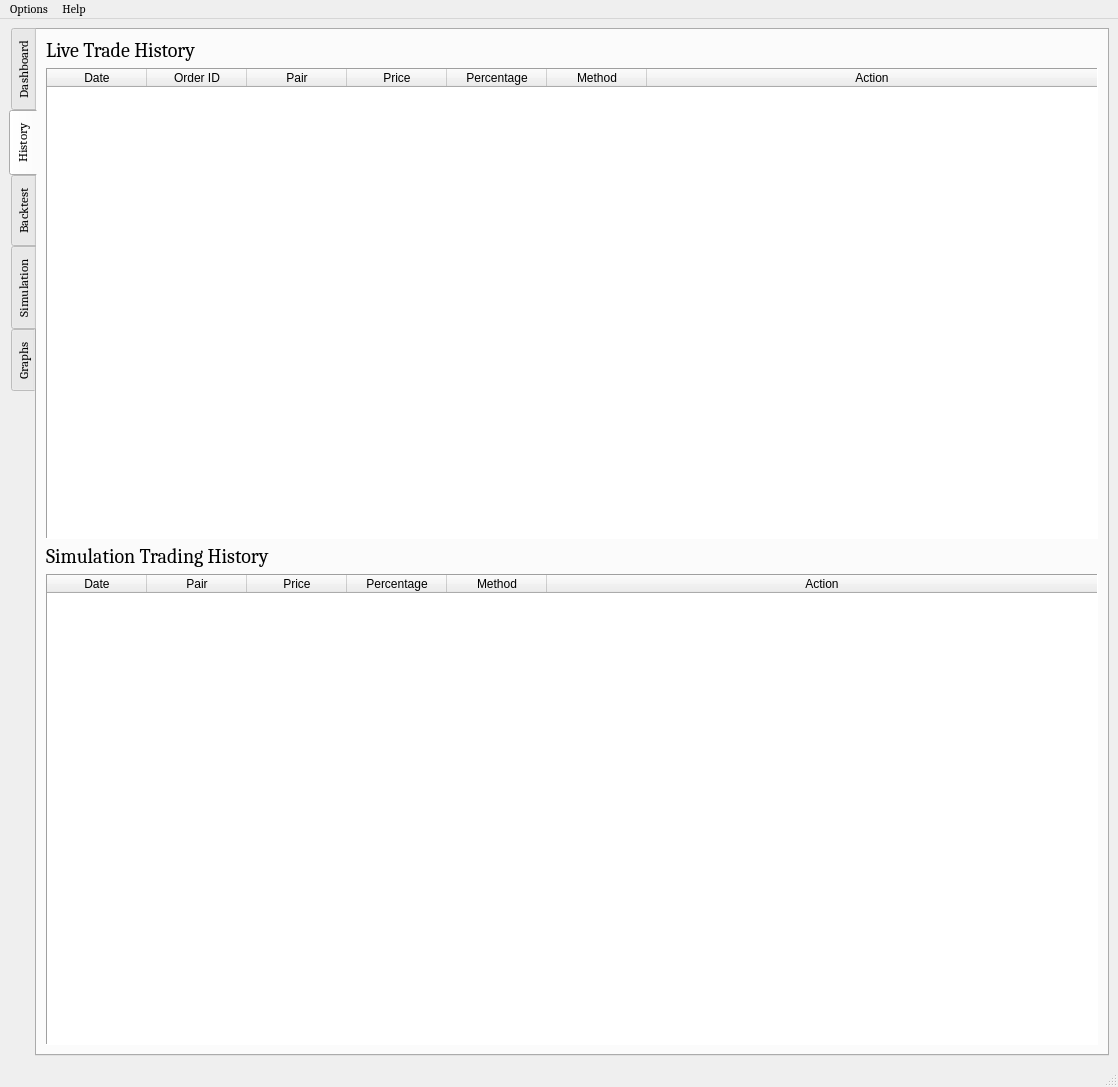
The window that UI/algobot.ui (ZENALC/algobot) describes before a commit, drawn with Qt 5.
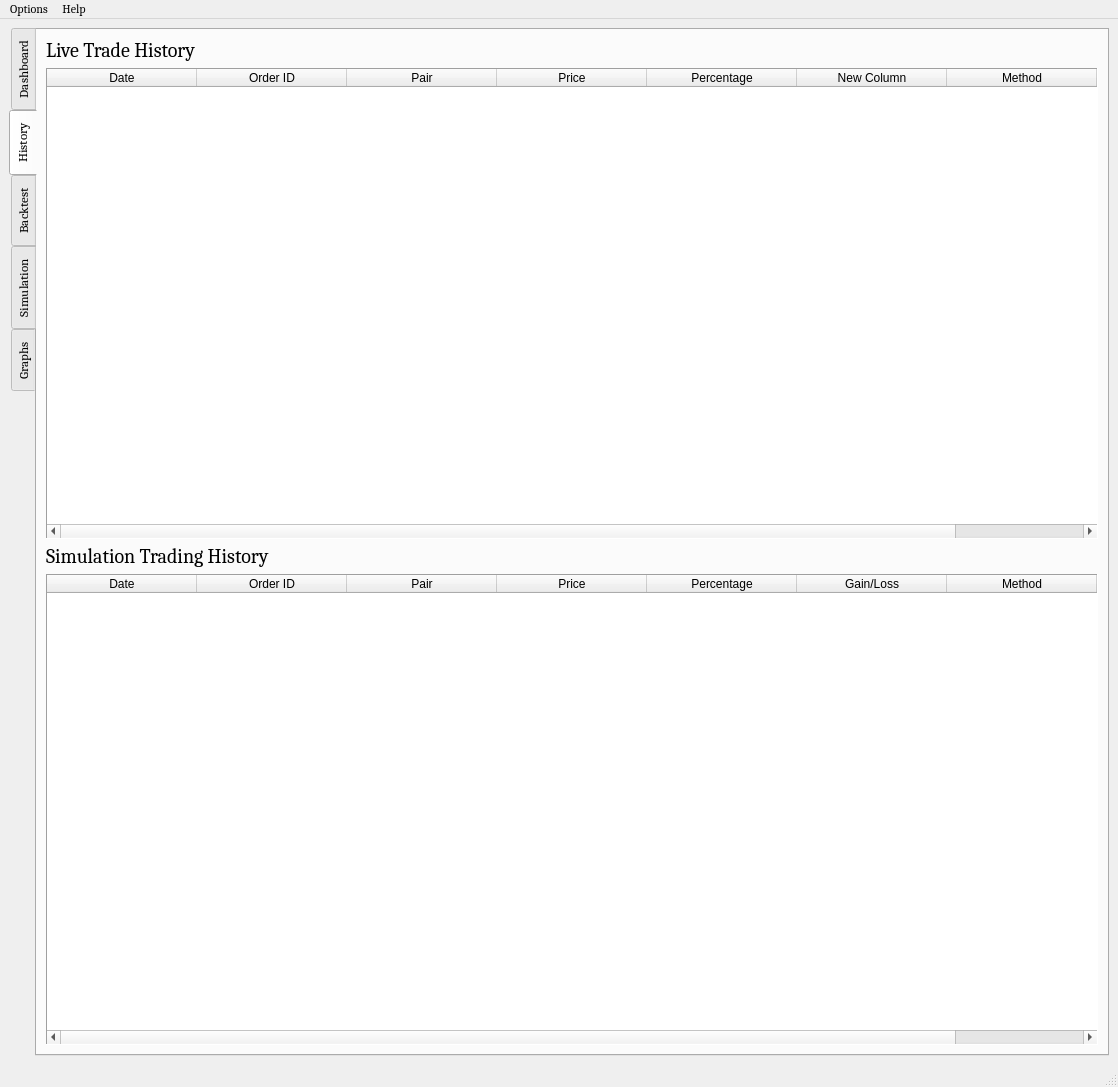
The same window after the commit. The open tabs and pages were chosen to show the change. Icons and pictures are not drawn. Custom widgets are drawn as their Qt base class.

```diff
--- a/UI/algobot.ui
+++ b/UI/algobot.ui
@@ -508,7 +508,7 @@
            <bool>true</bool>
           </attribute>
           <attribute name="horizontalHeaderDefaultSectionSize">
-           <number>100</number>
+           <number>150</number>
           </attribute>
           <attribute name="horizontalHeaderStretchLastSection">
            <bool>true</bool>
@@ -550,6 +550,11 @@
             <string>Percentage</string>
            </property>
           </column>
+          <column>
+           <property name="text">
+            <string>New Column</string>
+           </property>
+          </column>
           <column>
            <property name="text">
             <string>Method</string>
@@ -557,7 +562,7 @@
           </column>
           <column>
            <property name="text">
-            <string>Action</string>
+            <string>Gain/Loss</string>
            </property>
           </column>
          </widget>
@@ -610,7 +615,7 @@
            <bool>true</bool>
           </attribute>
           <attribute name="horizontalHeaderDefaultSectionSize">
-           <number>100</number>
+           <number>150</number>
           </attribute>
           <attribute name="horizontalHeaderStretchLastSection">
            <bool>true</bool>
@@ -632,6 +637,11 @@
             <string>Date</string>
            </property>
           </column>
+          <column>
+           <property name="text">
+            <string>Order ID</string>
+           </property>
+          </column>
           <column>
            <property name="text">
             <string>Pair</string>
@@ -647,6 +657,11 @@
             <string>Percentage</string>
            </property>
           </column>
+          <column>
+           <property name="text">
+            <string>Gain/Loss</string>
+           </property>
+          </column>
           <column>
            <property name="text">
             <string>Method</string>
```
Left out of the diff: 2 changed lines with no effect on the pictures.
